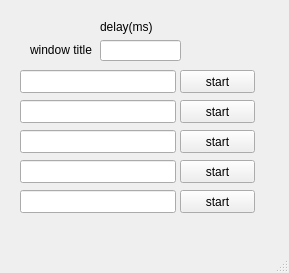
Old version of the form gui/resetAuto.ui in the repository void2412/vpt-python.
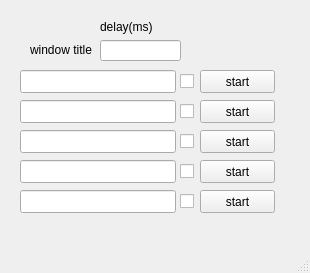
New version of the form.

Commit message: added check box to show when the setup is finished for reset auto

Diff of the .ui file:
```diff
--- a/gui/resetAuto.ui
+++ b/gui/resetAuto.ui
@@ -6,7 +6,7 @@
    <rect>
     <x>0</x>
     <y>0</y>
-    <width>289</width>
+    <width>310</width>
     <height>273</height>
    </rect>
   </property>
@@ -19,7 +19,7 @@
      <rect>
       <x>10</x>
       <y>10</y>
-      <width>261</width>
+      <width>291</width>
       <height>221</height>
      </rect>
     </property>
@@ -106,7 +106,7 @@
     <widget class="QPushButton" name="startBtn1">
      <property name="geometry">
       <rect>
-       <x>170</x>
+       <x>190</x>
        <y>60</y>
        <width>75</width>
        <height>23</height>
@@ -119,7 +119,7 @@
     <widget class="QPushButton" name="startBtn2">
      <property name="geometry">
       <rect>
-       <x>170</x>
+       <x>190</x>
        <y>90</y>
        <width>75</width>
        <height>23</height>
@@ -132,7 +132,7 @@
     <widget class="QPushButton" name="startBtn3">
      <property name="geometry">
       <rect>
-       <x>170</x>
+       <x>190</x>
        <y>120</y>
        <width>75</width>
        <height>23</height>
@@ -145,7 +145,7 @@
     <widget class="QPushButton" name="startBtn4">
      <property name="geometry">
       <rect>
-       <x>170</x>
+       <x>190</x>
        <y>150</y>
        <width>75</width>
        <height>23</height>
@@ -158,7 +158,7 @@
     <widget class="QPushButton" name="startBtn5">
      <property name="geometry">
       <rect>
-       <x>170</x>
+       <x>190</x>
        <y>180</y>
        <width>75</width>
        <height>23</height>
@@ -203,6 +203,95 @@
       </item>
      </layout>
     </widget>
+    <widget class="QCheckBox" name="checkBox">
+     <property name="geometry">
+      <rect>
+       <x>170</x>
+       <y>60</y>
+       <width>23</width>
+       <height>23</height>
+      </rect>
+     </property>
+     <property name="text">
+      <string/>
+     </property>
+    </widget>
+    <widget class="QCheckBox" name="checkBox_2">
+     <property name="geometry">
+      <rect>
+       <x>170</x>
+       <y>90</y>
+       <width>23</width>
+       <height>23</height>
+      </rect>
+     </property>
+     <property name="text">
+      <string/>
+     </property>
+     <property name="iconSize">
+      <size>
+       <width>30</width>
+       <height>30</height>
+      </size>
+     </property>
+    </widget>
+    <widget class="QCheckBox" name="checkBox_3">
+     <property name="geometry">
+      <rect>
+       <x>170</x>
+       <y>120</y>
+       <width>23</width>
+       <height>23</height>
+      </rect>
+     </property>
+     <property name="text">
+      <string/>
+     </property>
+     <property name="iconSize">
+      <size>
+       <width>30</width>
+       <height>30</height>
+      </size>
+     </property>
+    </widget>
+    <widget class="QCheckBox" name="checkBox_4">
+     <property name="geometry">
+      <rect>
+       <x>170</x>
+       <y>150</y>
+       <width>23</width>
+       <height>23</height>
+      </rect>
+     </property>
+     <property name="text">
+      <string/>
+     </property>
+     <property name="iconSize">
+      <size>
+       <width>30</width>
+       <height>30</height>
+      </size>
+     </property>
+    </widget>
+    <widget class="QCheckBox" name="checkBox_5">
+     <property name="geometry">
+      <rect>
+       <x>170</x>
+       <y>180</y>
+       <width>23</width>
+       <height>23</height>
+      </rect>
+     </property>
+     <property name="text">
+      <string/>
+     </property>
+     <property name="iconSize">
+      <size>
+       <width>30</width>
+       <height>30</height>
+      </size>
+     </property>
+    </widget>
    </widget>
   </widget>
   <widget class="QMenuBar" name="menubar">
```
Left out of the diff: 2 changed lines with no effect on the pictures. The commit also changes 2 other files.
